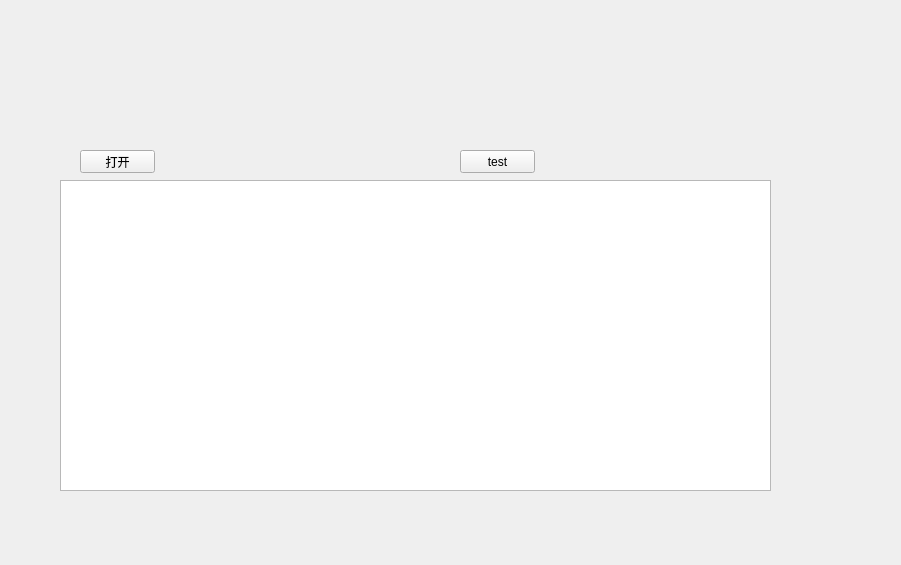
cx-star/ShiTangZhangDan, file mainwidget.ui: the form before one commit.
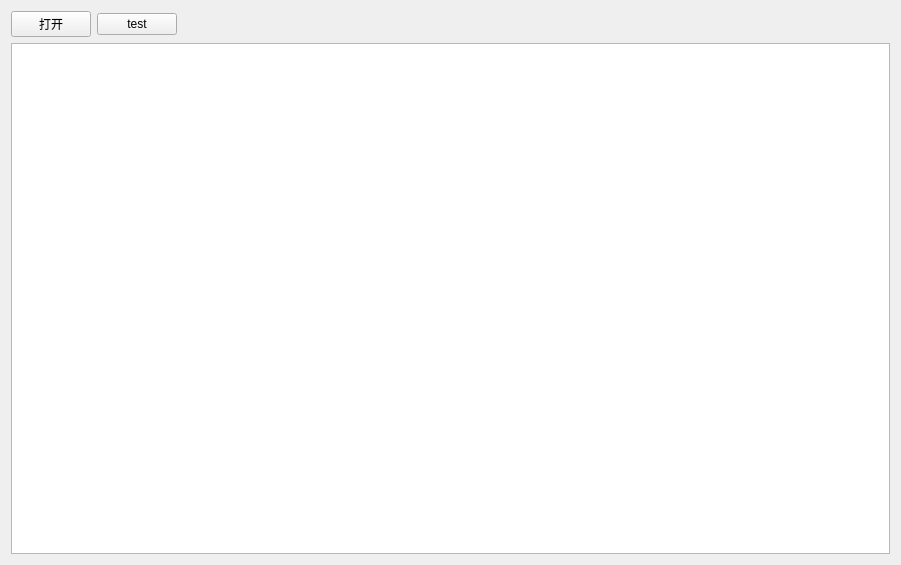
The form after the commit.

Commit message: ui布局

What changed in the file:
```diff
--- a/mainwidget.ui
+++ b/mainwidget.ui
@@ -13,42 +13,42 @@
   <property name="windowTitle">
    <string>MainWidget</string>
   </property>
+  <layout class="QVBoxLayout" name="verticalLayout">
+   <item>
+    <layout class="QHBoxLayout" name="horizontalLayout">
+     <item>
   <widget class="QPushButton" name="pushButtonOpen">
-   <property name="geometry">
-    <rect>
-     <x>80</x>
-     <y>150</y>
-     <width>75</width>
-     <height>23</height>
-    </rect>
-   </property>
    <property name="text">
     <string>打开</string>
    </property>
   </widget>
+     </item>
+     <item>
   <widget class="QPushButton" name="pushButton">
-   <property name="geometry">
-    <rect>
-     <x>460</x>
-     <y>150</y>
-     <width>75</width>
-     <height>23</height>
-    </rect>
-   </property>
    <property name="text">
     <string>test</string>
    </property>
   </widget>
-  <widget class="QPlainTextEdit" name="plainTextEdit">
-   <property name="geometry">
-    <rect>
-     <x>60</x>
-     <y>180</y>
-     <width>711</width>
-     <height>311</height>
-    </rect>
-   </property>
-  </widget>
+     </item>
+     <item>
+      <spacer name="horizontalSpacer">
+       <property name="orientation">
+        <enum>Qt::Horizontal</enum>
+       </property>
+       <property name="sizeHint" stdset="0">
+        <size>
+         <width>40</width>
+         <height>20</height>
+        </size>
+       </property>
+      </spacer>
+     </item>
+    </layout>
+   </item>
+   <item>
+    <widget class="QPlainTextEdit" name="plainTextEdit"/>
+   </item>
+  </layout>
  </widget>
  <layoutdefault spacing="6" margin="11"/>
  <resources/>
```
Lines whose indentation alone changed are shown as unchanged.
